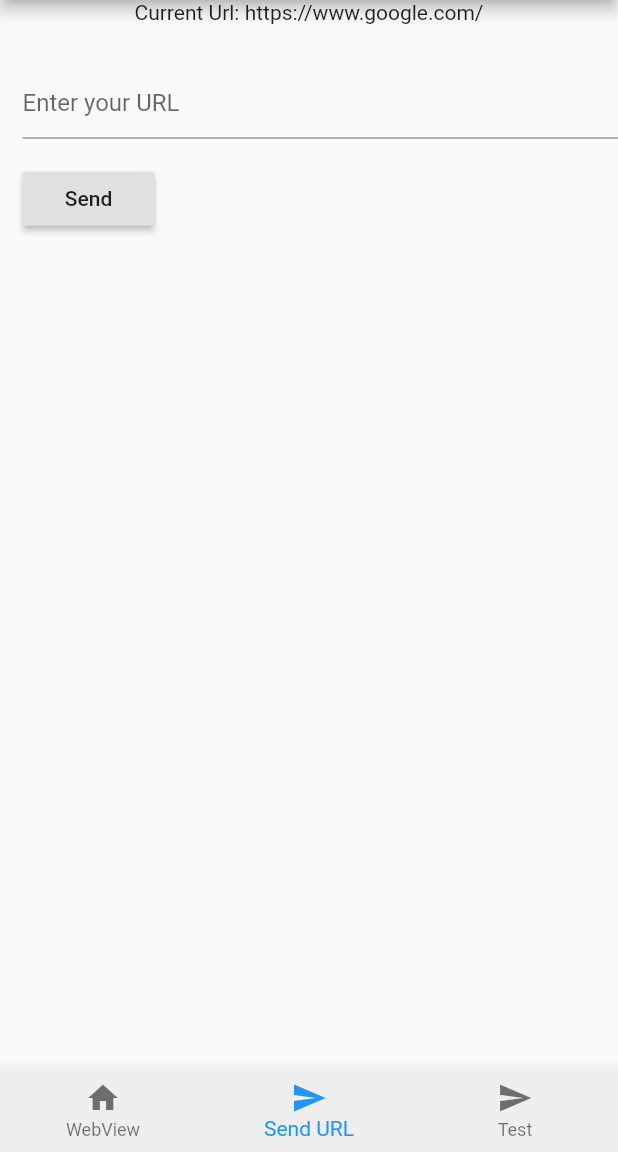
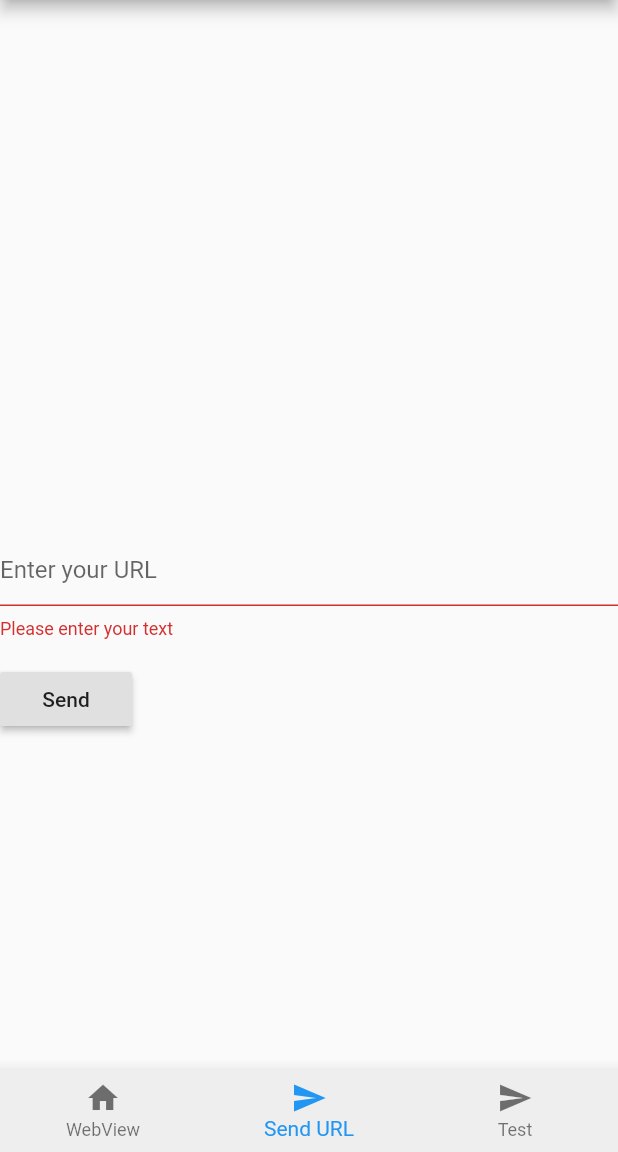
Before and after one commit to luanaBanana/o2_services, a Flutter app: the screen it shows after launch, item 2 of the bottom bar chosen, after a tap on "Send", on a phone screen of 412 x 824 dp, the part 84-1236 px from its top. Run offline on Flutter 3.47's test engine with Material 2 defaults, Android fonts, the phone set to English and light mode, and no system bars; our stand-ins replace firebase_messaging, webview_flutter; accounts and stored records are empty.

Commit message:
Revert "Fixed layout problems & added firebase cloud messaging background handling"
This reverts commit b68c4d50

```diff
--- a/lib/firebase_messaging.dart
+++ b/lib/firebase_messaging.dart
@@ -19,22 +19,6 @@ class FirebaseMessagingWidget extends StatefulWidget {
       FirebaseMessagingWidgetState(selectHandler);
 
 
-}
-
-Future<dynamic> myBackgroundMessageHandler(Map<String, dynamic> message) async {
-  if (message.containsKey('data')) {
-    // Handle data message
-    final dynamic data = message['data'];
-    url = data['url'];
-  }
-
-  if (message.containsKey('notification')) {
-    // Handle notification message
-    final dynamic notification = message['notification'];
-    url = notification['url'];
-  }
-
-  // Or do other work.
 }
 
 class FirebaseMessagingWidgetState extends State<FirebaseMessagingWidget> {
@@ -61,7 +45,6 @@ class FirebaseMessagingWidgetState extends State<FirebaseMessagingWidget> {
               selectHandler();
         });
       },
-      onBackgroundMessage: myBackgroundMessageHandler,
       onLaunch: (Map<String, dynamic> message) async {
         print("onLaunch: $message");
         final notification = message['data'];
@@ -72,6 +55,10 @@ class FirebaseMessagingWidgetState extends State<FirebaseMessagingWidget> {
           ));
           url = notification['url'];
           selectHandler();
+
+
+
+
         });
       },
       onResume: (Map<String, dynamic> message) async {
@@ -89,5 +76,14 @@ class FirebaseMessagingWidgetState extends State<FirebaseMessagingWidget> {
 
   @override
   Widget build(BuildContext context) =>
-       Text('Current Url: $url');
+      ListView(
+        children:
+        messages.map(buildMessage).toList(),
+      );
+
+  Widget buildMessage(Message message)=>
+      ListTile(
+        title: Text(message.title),
+        subtitle: Text(message.body),
+      );
 }
--- a/lib/main.dart
+++ b/lib/main.dart
@@ -1,7 +1,11 @@
+import 'dart:async';
+
 import 'package:flutter/material.dart';
-import 'package:o2_services/firebase_messaging.dart';
 import 'package:o2_services/sendNotificationView.dart';
 import 'package:webview_flutter/webview_flutter.dart';
+import 'package:o2_services/sendNotificationView.dart';
+import 'package:o2_services/firebase_messaging.dart';
+
 
 import 'firebase_messaging.dart';
 
@@ -17,6 +21,7 @@ class MyApp extends StatefulWidget {
 WebViewController _webViewController;
 
 class _MyAppState extends State<MyApp> {
+
   void buttonClicked() {
     setState(() {
       print('new URL: ' + url);
@@ -37,6 +42,7 @@ class _MyAppState extends State<MyApp> {
     Text("Test View"),
   ];
 
+
   @override
   Widget build(BuildContext context) {
     return MaterialApp(
@@ -46,20 +52,24 @@ class _MyAppState extends State<MyApp> {
         visualDensity: VisualDensity.adaptivePlatformDensity,
       ),
       home: Scaffold(
+
         appBar: AppBar(
           title: Text('O2.services'),
         ),
         body: Column(
           children: [
-            Expanded(
+            Flexible(
+              flex: 1,
               child: FirebaseMessagingWidget(buttonClicked),
             ),
-            Expanded(
-              flex: 15,
+            Flexible(
+              flex: 1,
               child: _pageOptions[_currentIndex],
             ),
           ],
         ),
+
+
         bottomNavigationBar: BottomNavigationBar(
             backgroundColor: Colors.grey[200],
             currentIndex: _currentIndex,
@@ -85,4 +95,6 @@ class _MyAppState extends State<MyApp> {
       _currentIndex = index;
     });
   }
+
+
 }
--- a/lib/sendNotificationView.dart
+++ b/lib/sendNotificationView.dart
@@ -3,10 +3,11 @@ import 'dart:convert';
 
 import 'package:firebase_messaging/firebase_messaging.dart';
 import 'package:flutter/material.dart';
+import 'package:o2_services/firebase_messaging.dart';
 import 'package:http/http.dart' as http;
 
-final String serverToken =
-    'AAAAEike9qQ:APA91bG9AvlSWWaMIZy-jybRs--uMgc7Ybjz7_wavGloY3ArfrZ1eDMcj-FDt2hRUrInmIo4_872rqjHouOi7vr-IgYSqxqZH04uXJqdWJBehY_O_SwKBUiI078xkYFN2aFraaYEu3o4';
+final String serverToken = 'AAAAEike9qQ:APA91bG9AvlSWWaMIZy-jybRs--uMgc7Ybjz7_wavGloY3ArfrZ1eDMcj-FDt2hRUrInmIo4_872rqjHouOi7vr-IgYSqxqZH04uXJqdWJBehY_O_SwKBUiI078xkYFN2aFraaYEu3o4';
+
 
 class SendNotificationView extends StatelessWidget {
   final _formKey = GlobalKey<FormState>();
@@ -16,12 +17,12 @@ class SendNotificationView extends StatelessWidget {
   TextEditingController _teController = new TextEditingController();
   String finalUrl;
 
+
   //TODO: add message body as class.
   Future<Map<String, dynamic>> sendAndRetrieveMessage() async {
     print('We here');
     await _firebaseMessaging.requestNotificationPermissions(
-      const IosNotificationSettings(
-          sound: true, badge: true, alert: true, provisional: false),
+      const IosNotificationSettings(sound: true, badge: true, alert: true, provisional: false),
     );
 
     await http.post(
@@ -39,12 +40,11 @@ class SendNotificationView extends StatelessWidget {
           'priority': 'high',
           'data': <String, dynamic>{
             'click_action': 'FLUTTER_NOTIFICATION_CLICK',
-            'url': finalUrl,
             'id': '1',
             'status': 'done'
           },
           //'to': await _firebaseMessaging.getToken(),
-          "to": "/topics/all",
+          "to":"/topics/all",
         },
       ),
     );
@@ -61,11 +61,10 @@ class SendNotificationView extends StatelessWidget {
     return completer.future;
   }
 
+
   @override
   Widget build(BuildContext context) {
-    return Container(
-        margin: new EdgeInsets.fromLTRB(15, 0, 0, 0),
-        // Or set whatever you want
+    return Form(
         key: _formKey,
         child: Column(
             crossAxisAlignment: CrossAxisAlignment.start,
@@ -77,28 +76,39 @@ class SendNotificationView extends StatelessWidget {
                 validator: (value) {
                   if (value.isEmpty) {
                     return 'Please enter your text';
-                  } else if (!value.startsWith("https://")) {
+                  }
+                  else if (!value.startsWith("https://")){
                     return 'Please start with https://';
                   }
                   return null;
+
+
                 },
+
               ),
               Padding(
                 padding: const EdgeInsets.symmetric(vertical: 16.0),
                 child: RaisedButton(
                   onPressed: () {
+
                     finalUrl = _teController.text;
+
                         if (_formKey.currentState.validate()) {
                           // Process data.
                           sendAndRetrieveMessage();
                         }
+
                         _teController.clear();
+
                     // Validate will return true if the form is valid, or false if
                     // the form is invalid.
+
                   },
                   child: Text('Send'),
                 ),
               ),
-            ]));
+            ]
+        )
+    );
   }
 }
```
Also changed, not shown: 1 other file. Lines whose indentation alone changed are shown as unchanged.
